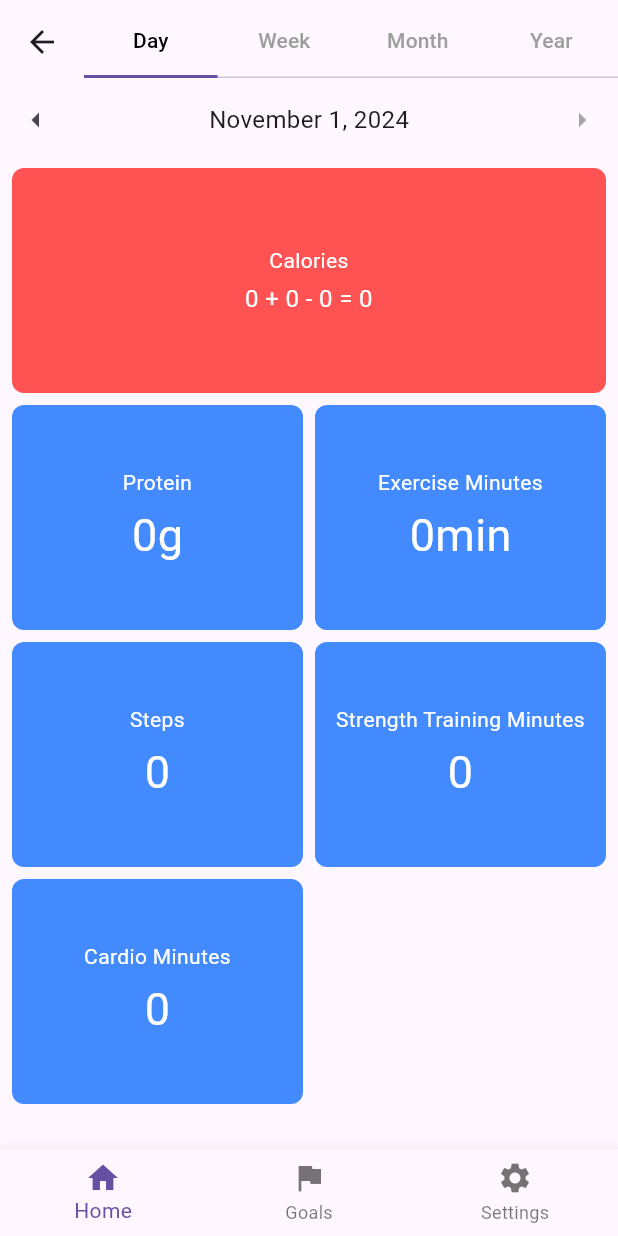
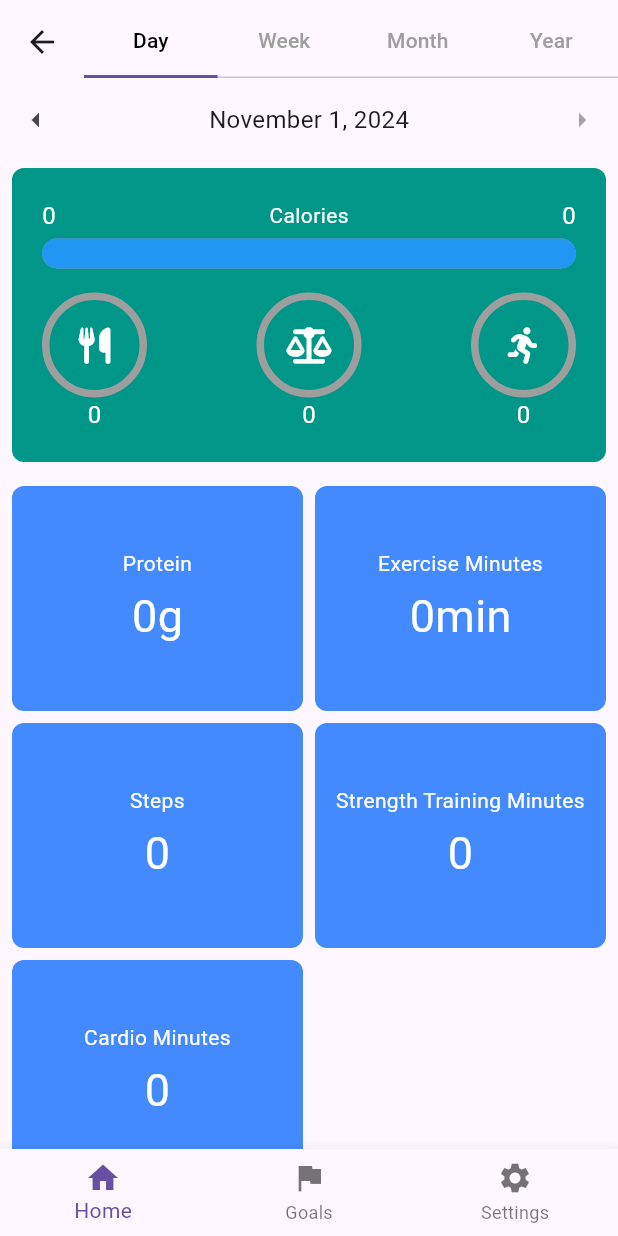
Before and after one commit to Adrian-Piwin/FitXP, a Flutter app: the HomeView screen opened by its route, on a phone screen of 412 x 824 dp. Run offline on Flutter 3.47's test engine with Material 3 defaults, Android fonts, the phone set to English and light mode, and no system bars; drawn by our look-alikes of percent_indicator; our stand-ins replace cloud_firestore, firebase_auth, firebase_core, font_awesome_flutter, shared_preferences; missing offline and left inert: firebase_ui_auth, firebase_ui_oauth_google, health; accounts and stored records are empty; generated files the repository leaves out were written again.

Commit message:
Updated calorie widget to include percent indicators and better visuals

```diff
--- a/lib/pages/home/calorie_widget_item.dart
+++ b/lib/pages/home/calorie_widget_item.dart
@@ -1,34 +1,58 @@
 import 'package:fitxp/constants/size.constants.dart';
 import 'package:flutter/material.dart';
 import 'package:flutter_gen/gen_l10n/app_localizations.dart';
+import 'package:percent_indicator/percent_indicator.dart';
+import 'package:font_awesome_flutter/font_awesome_flutter.dart';
 
 class CalorieWidgetItem extends StatelessWidget {
   final double activeCalories;
   final double restingCalories;
   final double dietaryCalories;
+  final int goalDietaryCalories;
+  final int goalActiveCalories;
+  final int goalNetCalories;
 
   const CalorieWidgetItem({
     super.key,
     required this.activeCalories,
     required this.restingCalories,
     required this.dietaryCalories,
+    required this.goalDietaryCalories,
+    required this.goalActiveCalories,
+    required this.goalNetCalories,
   });
 
   @override
   Widget build(BuildContext context) {
     final double result = activeCalories + restingCalories - dietaryCalories;
+    final double totalCalories = activeCalories + restingCalories;
+    final double percentTotalCalories = totalCalories / goalDietaryCalories;
+    final double percentDietaryCalories = dietaryCalories / goalDietaryCalories;
+    final double percentNetCalories = result / goalNetCalories;
+    final double percentActiveCalories = activeCalories / goalActiveCalories;
 
-    return Container(
+    return SingleChildScrollView(
+      child: Container(
         decoration: BoxDecoration(
-        color: Colors.redAccent,
+          color: Colors.teal,
           borderRadius: BorderRadius.circular(8),
         ),
-      padding: const EdgeInsets.all(16.0),
+        padding: const EdgeInsets.all(20.0),
         child: Center(
           child: Column(
             mainAxisSize: MainAxisSize.min,
             mainAxisAlignment: MainAxisAlignment.center,
             children: [
+              Row(
+                mainAxisAlignment: MainAxisAlignment.spaceBetween,
+                children: [
+                  Text(
+                    totalCalories.toStringAsFixed(0),
+                    style: const TextStyle(
+                      color: Colors.white,
+                      fontSize: 16.0,
+                    ),
+                  ),
                   Text(
                     AppLocalizations.of(context)!.caloriesWidgetTitle,
                     style: const TextStyle(
@@ -37,16 +61,88 @@ class CalorieWidgetItem extends StatelessWidget {
                     ),
                     textAlign: TextAlign.center,
                   ),
-            const SizedBox(height: FormatSizes.widgetGap),
                   Text(
-              '${activeCalories.toStringAsFixed(0)} + ${restingCalories.toStringAsFixed(0)} - ${dietaryCalories.toStringAsFixed(0)} = ${result.toStringAsFixed(0)}',
+                    goalDietaryCalories.toStringAsFixed(0),
                     style: const TextStyle(
                       color: Colors.white,
                       fontSize: 16.0,
                     ),
-              textAlign: TextAlign.center,
                   ),
                 ],
+              ),
+              const SizedBox(height: FormatSizes.widgetGap),
+              LinearPercentIndicator(
+                lineHeight: 20.0,
+                padding: EdgeInsets.zero,
+                percent: percentTotalCalories,
+                backgroundColor: Colors.grey,
+                progressColor: Colors.blue,
+                barRadius: const Radius.circular(10),
+                animation: true,
+                animationDuration: 500,
+              ),
+              const SizedBox(height: 16),
+              Row(
+                mainAxisAlignment: MainAxisAlignment.spaceBetween,
+                children: [
+                  CircularPercentIndicator(
+                    radius: 35.0,
+                    lineWidth: 5.0,
+                    percent: percentDietaryCalories,
+                    center:
+                        FaIcon(FontAwesomeIcons.utensils, color: Colors.white),
+                    progressColor: Colors.green,
+                    backgroundColor: Colors.grey,
+                    animation: true,
+                    animationDuration: 500,
+                    footer: Text(
+                      dietaryCalories.toStringAsFixed(0),
+                      style: const TextStyle(
+                        color: Colors.white,
+                        fontSize: 16.0,
+                      ),
+                    ),
+                  ),
+                  CircularPercentIndicator(
+                    radius: 35.0,
+                    lineWidth: 5.0,
+                    percent: percentNetCalories,
+                    center: FaIcon(FontAwesomeIcons.scaleBalanced,
+                        color: Colors.white),
+                    progressColor: Colors.orange,
+                    backgroundColor: Colors.grey,
+                    animation: true,
+                    animationDuration: 500,
+                    footer: Text(
+                      '${result.toStringAsFixed(0)}',
+                      style: const TextStyle(
+                        color: Colors.white,
+                        fontSize: 16.0,
+                      ),
+                    ),
+                  ),
+                  CircularPercentIndicator(
+                    radius: 35.0,
+                    lineWidth: 5.0,
+                    percent: percentActiveCalories,
+                    center: FaIcon(FontAwesomeIcons.personRunning,
+                        color: Colors.white),
+                    progressColor: Colors.red,
+                    backgroundColor: Colors.grey,
+                    animation: true,
+                    animationDuration: 500,
+                    footer: Text(
+                      activeCalories.toStringAsFixed(0),
+                      style: const TextStyle(
+                        color: Colors.white,
+                        fontSize: 16.0,
+                      ),
+                    ),
+                  ),
+                ],
+              ),
+            ],
+          ),
         ),
       ),
     );
--- a/lib/pages/home/home_controller.dart
+++ b/lib/pages/home/home_controller.dart
@@ -1,15 +1,21 @@
 import 'package:fitxp/utility/health.utility.dart';
 import 'package:flutter/material.dart';
 import 'package:health/health.dart';
+import '../../models/goal.model.dart';
 import '../../services/health_service.dart';
+import '../../services/db_goals_service.dart';
 import '../../enums/timeframe.enum.dart';
 
 class HomeController extends ChangeNotifier {
   final HealthService _healthService = HealthService();
+  final DBGoalsService _goalsService = DBGoalsService();
 
   // State variables
   TimeFrame _selectedTimeFrame = TimeFrame.day;
   int _offset = 0; // Offset for date navigation
+  int _goalDietaryCalories = 0;
+  int _goalNetCalories = 500;
+  int _goalActiveCalories = 500;
   double _activeCalories = 0.0;
   double _restingCalories = 0.0;
   double _dietaryCalories = 0.0;
@@ -23,6 +29,9 @@ class HomeController extends ChangeNotifier {
   // Getters
   TimeFrame get selectedTimeFrame => _selectedTimeFrame;
   int get offset => _offset;
+  int get goalDietaryCalories => _goalDietaryCalories;
+  int get goalNetCalories => _goalNetCalories;
+  int get goalActiveCalories => _goalActiveCalories;
   double get activeCalories => _activeCalories;
   double get restingCalories => _restingCalories;
   double get dietaryCalories => _dietaryCalories;
@@ -35,6 +44,7 @@ class HomeController extends ChangeNotifier {
 
   HomeController() {
     fetchCalorieData();
+    fetchGoalsData();
   }
 
   // Method to update the selected TimeFrame
@@ -48,6 +58,16 @@ class HomeController extends ChangeNotifier {
   void updateOffset(int newOffset) {
       _offset = newOffset;
       fetchCalorieData();
+  }
+
+  // Fetch data from GoalsService
+  Future<void> fetchGoalsData() async {
+    // Fetch goals data
+    // For now, we'll just hardcode the goal calories
+    Goal? goals = await _goalsService.getGoals();
+    if (goals != null) {
+      _goalDietaryCalories = goals.calorieGoal;
+    }
   }
 
   // Fetch data from HealthService
--- a/lib/pages/home/home_view.dart
+++ b/lib/pages/home/home_view.dart
@@ -36,16 +36,6 @@ class HomeView extends StatelessWidget {
             builder: (context, controller, _) {
               // Build the list of widgets to pass to GridLayout
               final List<Map<String, dynamic>> widgets = [
-                {
-                  "size": 2,
-                  "widget": controller.isLoading
-                      ? const Center(child: CircularProgressIndicator())
-                      : CalorieWidgetItem(
-                          activeCalories: controller.activeCalories,
-                          restingCalories: controller.restingCalories,
-                          dietaryCalories: controller.dietaryCalories,
-                        ),
-                },
                 {
                   "size": 1,
                   "widget": BasicWidgetItem(
@@ -99,6 +89,18 @@ class HomeView extends StatelessWidget {
                     child: SingleChildScrollView(
                       child: Column(
                         children: [
+                          Padding(
+                            padding: const EdgeInsets.all(8.0),
+                            child: CalorieWidgetItem(
+                              activeCalories: controller.activeCalories,
+                              restingCalories: controller.restingCalories,
+                              dietaryCalories: controller.dietaryCalories,
+                              goalDietaryCalories:
+                                  controller.goalDietaryCalories,
+                              goalActiveCalories: controller.goalActiveCalories,
+                              goalNetCalories: controller.goalNetCalories,
+                            ),
+                          ),
                           GridLayout(widgets: widgets),
                         ],
                       ),
--- a/pubspec.yaml
+++ b/pubspec.yaml
@@ -26,6 +26,8 @@ dependencies:
   google_sign_in: ^6.2.1
   firebase_ui_oauth_google: ^1.4.0
   cloud_firestore: ^5.4.4
+  percent_indicator: ^4.2.3
+  font_awesome_flutter: ^10.7.0
 
 dev_dependencies:
   flutter_test:
```
Also changed, not shown: pubspec.lock. Lines whose indentation alone changed are shown as unchanged.
